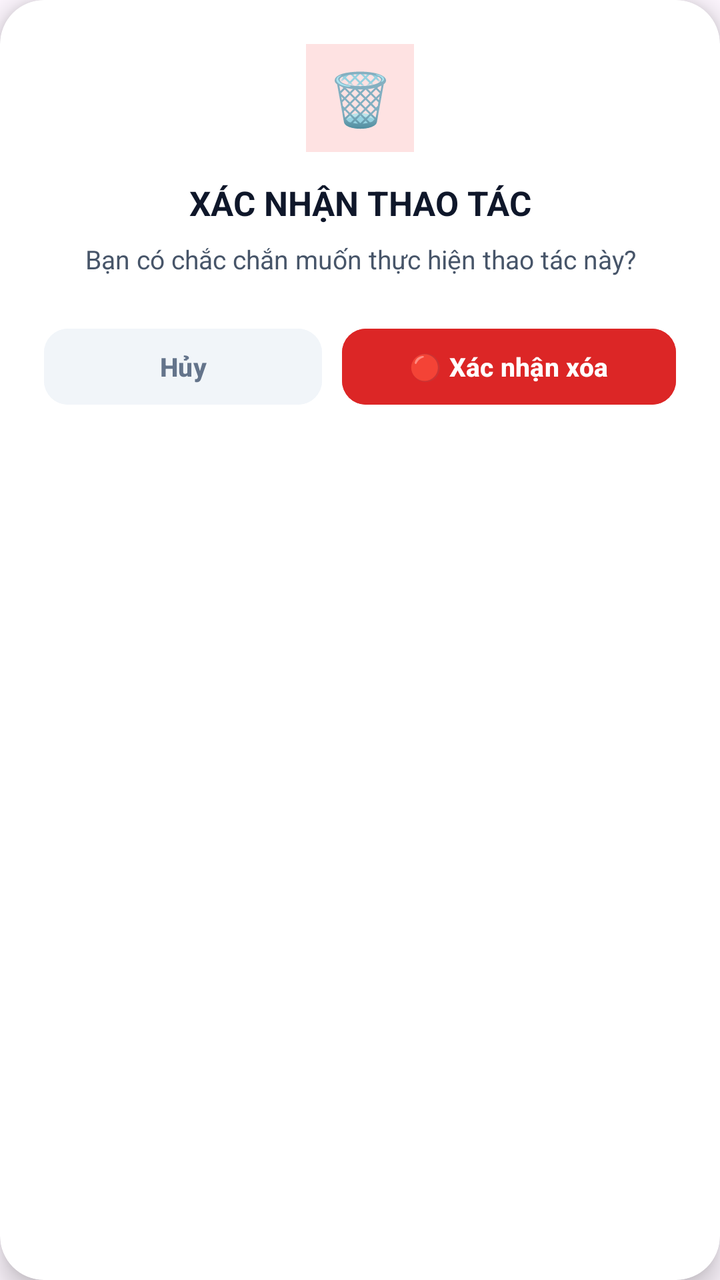
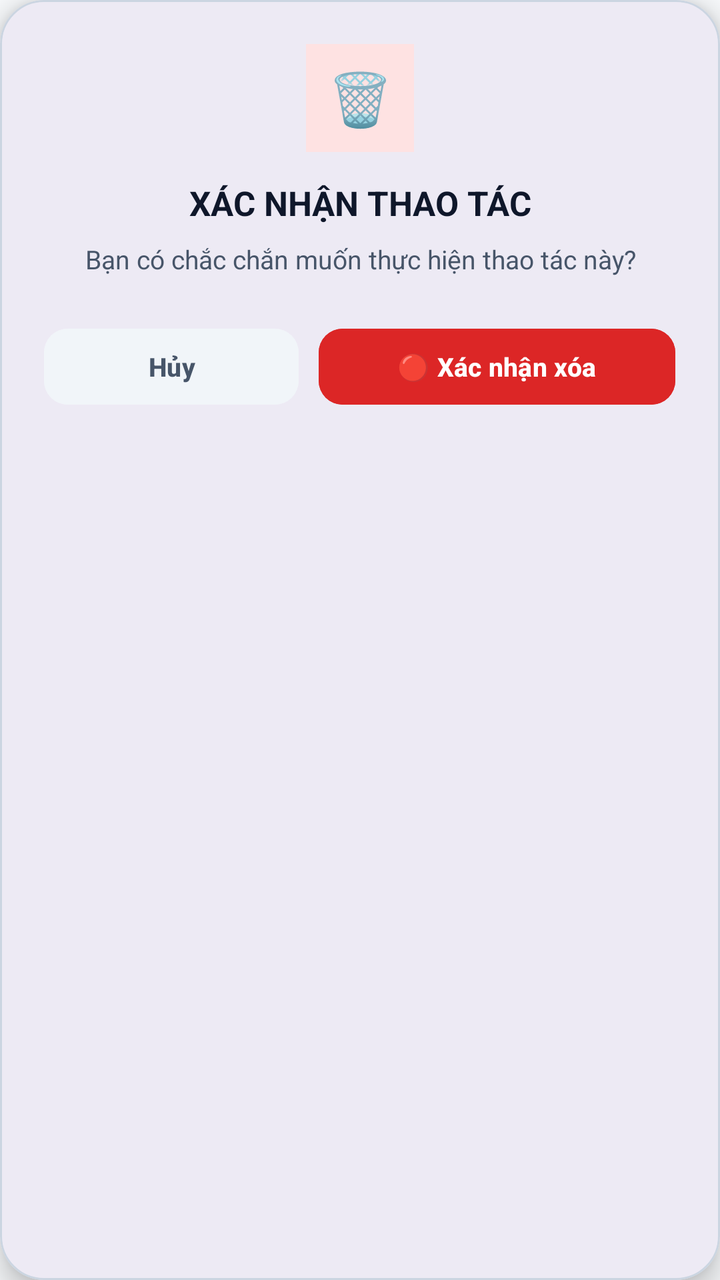

Compare the two renders of this Android layout. The source of the first and the diff that turns it into the second are given below.
<!-- AndroidManifest.xml: application theme Theme.LectuPlan -->
<!-- res/layout/dialog_confirm_action.xml -->
<?xml version="1.0" encoding="utf-8"?>
<com.google.android.material.card.MaterialCardView
    xmlns:android="http://schemas.android.com/apk/res/android"
    xmlns:app="http://schemas.android.com/apk/res-auto"
    android:layout_width="match_parent"
    android:layout_height="wrap_content"
    app:cardCornerRadius="22dp"
    app:cardElevation="8dp"
    app:strokeWidth="0dp"
    app:cardBackgroundColor="#FFFFFF">

    <LinearLayout
        android:layout_width="match_parent"
        android:layout_height="wrap_content"
        android:orientation="vertical"
        android:padding="22dp"
        android:gravity="center_horizontal">

        
        <TextView
            android:id="@+id/tvDialogConfirmIcon"
            android:layout_width="54dp"
            android:layout_height="54dp"
            android:background="#FEE2E2"
            android:gravity="center"
            android:text="🗑️"
            android:textSize="26sp"
            android:layout_marginBottom="14dp" />

        
        <TextView
            android:id="@+id/tvDialogConfirmTitle"
            android:layout_width="match_parent"
            android:layout_height="wrap_content"
            android:gravity="center"
            android:text="XÁC NHẬN THAO TÁC"
            android:textSize="17sp"
            android:textStyle="bold"
            android:textColor="#0F172A"
            android:layout_marginBottom="8dp" />

        
        <TextView
            android:id="@+id/tvDialogConfirmMessage"
            android:layout_width="match_parent"
            android:layout_height="wrap_content"
            android:gravity="center"
            android:text="Bạn có chắc chắn muốn thực hiện thao tác này?"
            android:textSize="13sp"
            android:textColor="#475569"
            android:lineSpacingExtra="3dp"
            android:layout_marginBottom="22dp" />

        
        <LinearLayout
            android:layout_width="match_parent"
            android:layout_height="wrap_content"
            android:orientation="horizontal">

            <Button
                android:id="@+id/btnDialogConfirmCancel"
                android:layout_width="0dp"
                android:layout_height="46dp"
                android:layout_weight="1"
                android:text="Hủy"
                android:textColor="#64748B"
                android:backgroundTint="#F1F5F9"
                android:textSize="13sp"
                android:textStyle="bold"
                app:cornerRadius="12dp" />

            <Button
                android:id="@+id/btnDialogConfirmAction"
                android:layout_width="0dp"
                android:layout_height="46dp"
                android:layout_weight="1.2"
                android:layout_marginStart="10dp"
                android:text="🔴 Xác nhận xóa"
                android:textColor="#FFFFFF"
                android:backgroundTint="#DC2626"
                android:textSize="13sp"
                android:textStyle="bold"
                app:cornerRadius="12dp" />
        </LinearLayout>

    </LinearLayout>

</com.google.android.material.card.MaterialCardView>
<!-- resources referenced by this layout -->
<resources>
  <style name="Theme.LectuPlan" parent="Base.Theme.LectuPlan" />
  <style name="Base.Theme.LectuPlan" parent="Theme.Material3.DayNight.NoActionBar">
          
          <item name="android:windowLightStatusBar" tools:targetApi="23">true</item>
          <item name="android:windowLightNavigationBar" tools:targetApi="27">true</item>
      </style>
</resources>

<!-- the commit's change to res/layout/dialog_confirm_action.xml (unified diff, before → after) -->
@@ -6,8 +6,9 @@
     android:layout_height="wrap_content"
     app:cardCornerRadius="22dp"
     app:cardElevation="8dp"
-    app:strokeWidth="0dp"
-    app:cardBackgroundColor="#FFFFFF">
+    app:strokeWidth="1dp"
+    app:strokeColor="@color/border_default"
+    app:cardBackgroundColor="@color/surface_card">
 
     <LinearLayout
         android:layout_width="match_parent"
@@ -36,7 +37,7 @@
             android:text="XÁC NHẬN THAO TÁC"
             android:textSize="17sp"
             android:textStyle="bold"
-            android:textColor="#0F172A"
+            android:textColor="@color/text_primary"
             android:layout_marginBottom="8dp" />
 
         
@@ -47,7 +48,7 @@
             android:gravity="center"
             android:text="Bạn có chắc chắn muốn thực hiện thao tác này?"
             android:textSize="13sp"
-            android:textColor="#475569"
+            android:textColor="@color/text_secondary"
             android:lineSpacingExtra="3dp"
             android:layout_marginBottom="22dp" />
 
@@ -55,31 +56,38 @@
         <LinearLayout
             android:layout_width="match_parent"
             android:layout_height="wrap_content"
-            android:orientation="horizontal">
+            android:orientation="horizontal"
+            android:gravity="center_vertical">
 
             <Button
                 android:id="@+id/btnDialogConfirmCancel"
                 android:layout_width="0dp"
-                android:layout_height="46dp"
+                android:layout_height="wrap_content"
+                android:minHeight="46dp"
                 android:layout_weight="1"
                 android:text="Hủy"
-                android:textColor="#64748B"
-                android:backgroundTint="#F1F5F9"
+                android:textColor="@color/text_secondary"
+                android:backgroundTint="@color/surface_card_secondary"
                 android:textSize="13sp"
                 android:textStyle="bold"
+                android:paddingVertical="8dp"
+                android:paddingHorizontal="4dp"
                 app:cornerRadius="12dp" />
 
             <Button
                 android:id="@+id/btnDialogConfirmAction"
                 android:layout_width="0dp"
-                android:layout_height="46dp"
-                android:layout_weight="1.2"
+                android:layout_height="wrap_content"
+                android:minHeight="46dp"
+                android:layout_weight="1.4"
                 android:layout_marginStart="10dp"
                 android:text="🔴 Xác nhận xóa"
                 android:textColor="#FFFFFF"
                 android:backgroundTint="#DC2626"
                 android:textSize="13sp"
                 android:textStyle="bold"
+                android:paddingVertical="8dp"
+                android:paddingHorizontal="6dp"
                 app:cornerRadius="12dp" />
         </LinearLayout>
 
<!-- resource entries referenced after the edit -->
@@ -1,10 +1,21 @@
 <!-- resources referenced by this layout -->
 <resources>
+  <color name="border_default">#CBD5E1</color>
+  <color name="surface_card">#FFFFFF</color>
+  <color name="surface_card_secondary">#F1F5F9</color>
+  <color name="text_primary">#0F172A</color>
+  <color name="text_secondary">#475569</color>
   <style name="Theme.LectuPlan" parent="Base.Theme.LectuPlan" />
   <style name="Base.Theme.LectuPlan" parent="Theme.Material3.DayNight.NoActionBar">
+          <item name="android:windowBackground">@color/window_background</item>
+          <item name="colorSurface">@color/surface_card</item>
+          <item name="colorOnSurface">@color/text_primary</item>
+          <item name="colorSurfaceVariant">@color/surface_card_secondary</item>
+          <item name="colorOnSurfaceVariant">@color/text_secondary</item>
           
           <item name="android:windowLightStatusBar" tools:targetApi="23">true</item>
           <item name="android:windowLightNavigationBar" tools:targetApi="27">true</item>
       </style>
+  <color name="window_background">#F8FAFC</color>
 </resources>
 
